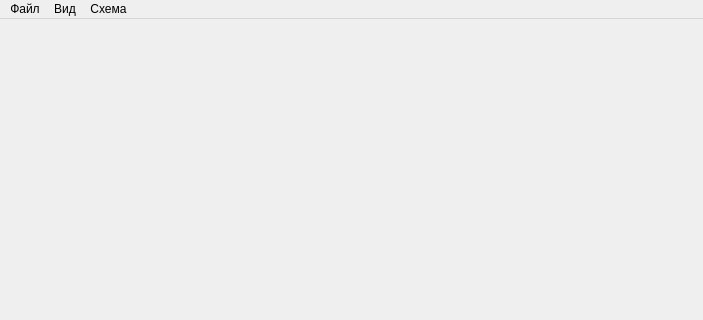
Old version of the form Source/mainwindow.ui in the repository Orontin/ProjectFenics; both pictures show x 0 to 703 and y 0 to 320 of the 703 by 612 pixel window.
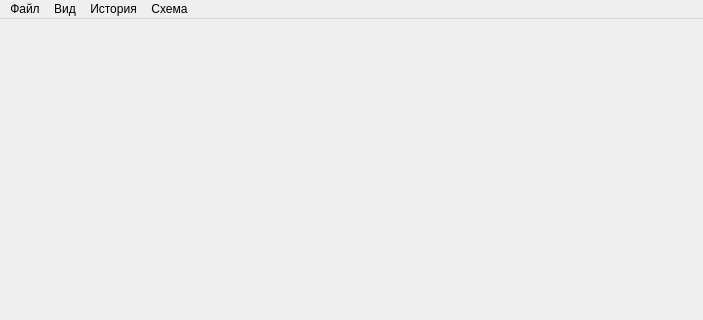
New version of the form.

Patch:
```diff
--- a/Source/mainwindow.ui
+++ b/Source/mainwindow.ui
@@ -22,7 +22,7 @@
      <x>0</x>
      <y>0</y>
      <width>703</width>
-     <height>22</height>
+     <height>21</height>
     </rect>
    </property>
    <widget class="QMenu" name="menu">
@@ -106,8 +106,16 @@
     <addaction name="separator"/>
     <addaction name="menuEditDirectionNewNode"/>
    </widget>
+   <widget class="QMenu" name="menu_2">
+    <property name="title">
+     <string>История</string>
+    </property>
+    <addaction name="historyBack"/>
+    <addaction name="historyNext"/>
+   </widget>
    <addaction name="menu"/>
    <addaction name="view"/>
+   <addaction name="menu_2"/>
    <addaction name="scheme"/>
   </widget>
   <widget class="QStatusBar" name="statusbar"/>
```
Left out of the diff: 16 changed lines with no effect on the pictures.
